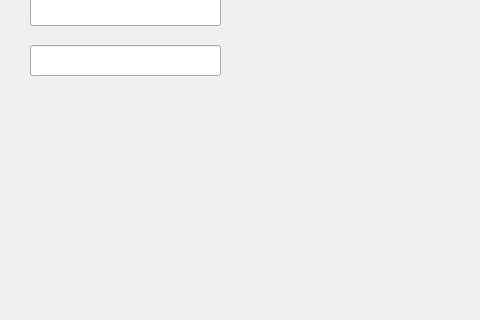
Above: deleteitem_seller.ui from ghadasherif/InstaShop-Application before the change; both pictures show x 320 to 800 and y 205 to 525 of the 1105 by 738 pixel window. Below: the same form after it.
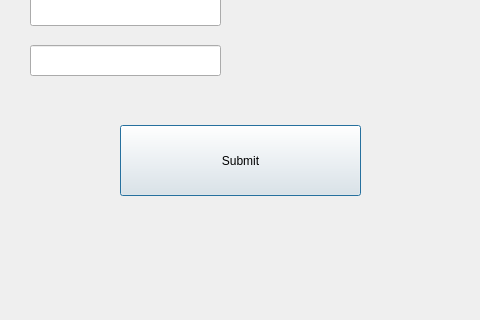
That is the form after the change.

The edit to the form file:
```diff
--- a/deleteitem_seller.ui
+++ b/deleteitem_seller.ui
@@ -59,6 +59,19 @@
     </rect>
    </property>
   </widget>
+  <widget class="QPushButton" name="pushButton_submitdeleteitem">
+   <property name="geometry">
+    <rect>
+     <x>440</x>
+     <y>330</y>
+     <width>241</width>
+     <height>71</height>
+    </rect>
+   </property>
+   <property name="text">
+    <string>Submit</string>
+   </property>
+  </widget>
  </widget>
  <resources/>
  <connections/>
```
